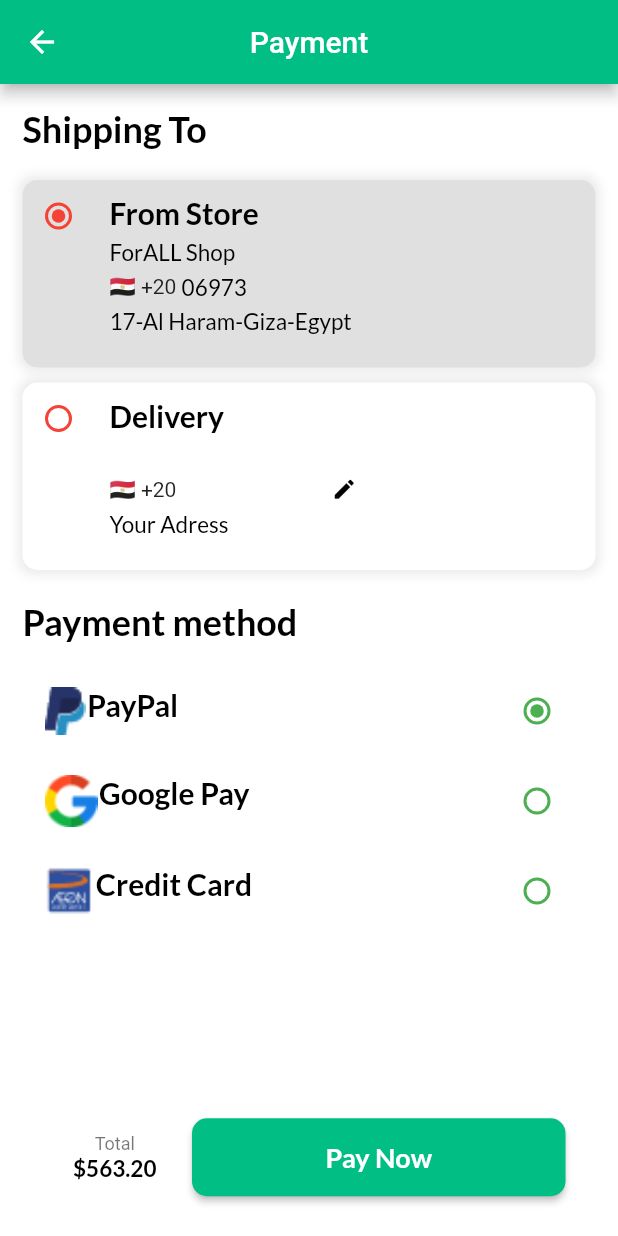
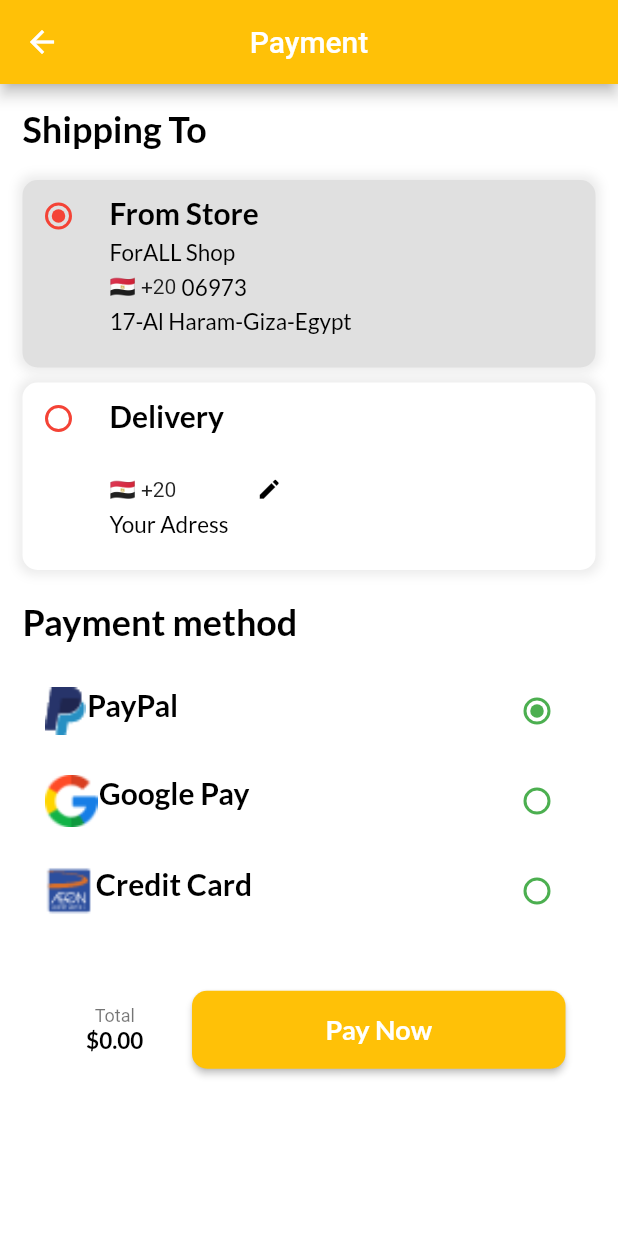
Before and after one commit to ahmedmo112/4All_shop_with_strapi, a Flutter app: the PaymentScreen screen opened by its route, on a phone screen of 412 x 824 dp. Run offline on Flutter 3.47's test engine with Material 2 defaults, Android fonts, the phone set to English and light mode, and no system bars; our stand-ins replace badges, carousel_slider, firebase_auth, firebase_core, flutter_rating_bar, geocoding and 7 more; accounts and stored records are empty; network calls fail; statements that could not run were skipped.

Commit message:
fix some

```diff
--- a/lib/utils/theme.dart
+++ b/lib/utils/theme.dart
@@ -1,6 +1,6 @@
 import 'package:flutter/material.dart';
 
-const Color mainColor = Color(0xff00BE84);
+const Color mainColor = Colors.amber;
 const Color darkGreyClr = Color(0xFF121212);
 const Color pinkClr = Color(0xFFff4667);
 const Color kCOlor1 = Colors.black;
--- a/lib/view/screens/payment_screen.dart
+++ b/lib/view/screens/payment_screen.dart
@@ -1,6 +1,7 @@
 import 'package:flutter/material.dart';
 import 'package:flutter/src/foundation/key.dart';
 import 'package:flutter/src/widgets/framework.dart';
+import 'package:fshop/logic/controller/cart_controller.dart';
 import 'package:fshop/utils/theme.dart';
 import 'package:fshop/view/widgets/bottom_bar_widget.dart';
 import 'package:fshop/view/widgets/payment/delivery_widget.dart';
@@ -9,7 +10,8 @@ import 'package:fshop/view/widgets/text_utils.dart';
 import 'package:get/get.dart';
 
 class PaymentScreen extends StatelessWidget {
-  const PaymentScreen({Key? key}) : super(key: key);
+  PaymentScreen({Key? key}) : super(key: key);
+  final cartController = Get.find<CartController>();
 
   @override
   Widget build(BuildContext context) {
@@ -20,12 +22,9 @@ class PaymentScreen extends StatelessWidget {
         centerTitle: true,
         backgroundColor: Get.isDarkMode ? pinkClr : mainColor,
       ),
-      body: Padding(
+      body: SingleChildScrollView(
+        child: Padding(
           padding: const EdgeInsets.all(15.0),
-        child: Column(
-          crossAxisAlignment: CrossAxisAlignment.start,
-          children: [
-            SingleChildScrollView(
           child: Column(
             crossAxisAlignment: CrossAxisAlignment.start,
             children: [
@@ -38,7 +37,7 @@ class PaymentScreen extends StatelessWidget {
               const SizedBox(
                 height: 20,
               ),
-                  DeliveryWidget(),
+              const DeliveryWidget(),
               const SizedBox(
                 height: 20,
               ),
@@ -53,15 +52,11 @@ class PaymentScreen extends StatelessWidget {
               ),
               const PaymentMethodWidget(),
               const SizedBox(
-                    height: 20,
+                height: 30,
               ),
-                ],
-              ),
-            ),
-            const Spacer(),
               BottomBar(
                   subtitle: "Total".tr,
-                price: 563.2,
+                  price: cartController.total,
                   buttonTitle: TextUtils(
                       text: "Pay Now".tr,
                       fontsize: 18,
@@ -73,6 +68,7 @@ class PaymentScreen extends StatelessWidget {
             ],
           ),
         ),
+      ),
     );
   }
 }
--- a/lib/view/widgets/payment/delivery_widget.dart
+++ b/lib/view/widgets/payment/delivery_widget.dart
@@ -66,10 +66,8 @@ class _DeliveryWidgetState extends State<DeliveryWidget> {
                     cancelTextColor: mainColor,
                     confirmTextColor: Colors.white,
                     buttonColor: mainColor,
-                    onCancel: () {
+                    onConfirm: () {
                       Get.back();
-                    },
-                    onConfirm: () {
                       controller.phoneNumber.value = phoneController.text;
                     },
                     content: Padding(
@@ -194,7 +192,7 @@ class _DeliveryWidgetState extends State<DeliveryWidget> {
                         color: Colors.black),
 
                     const SizedBox(
-                  width: 100,
+                  width: 50,
                 ),
                     SizedBox(
                       child: icon,
```
Also changed, not shown: 1 other file. Lines whose indentation alone changed are shown as unchanged.
